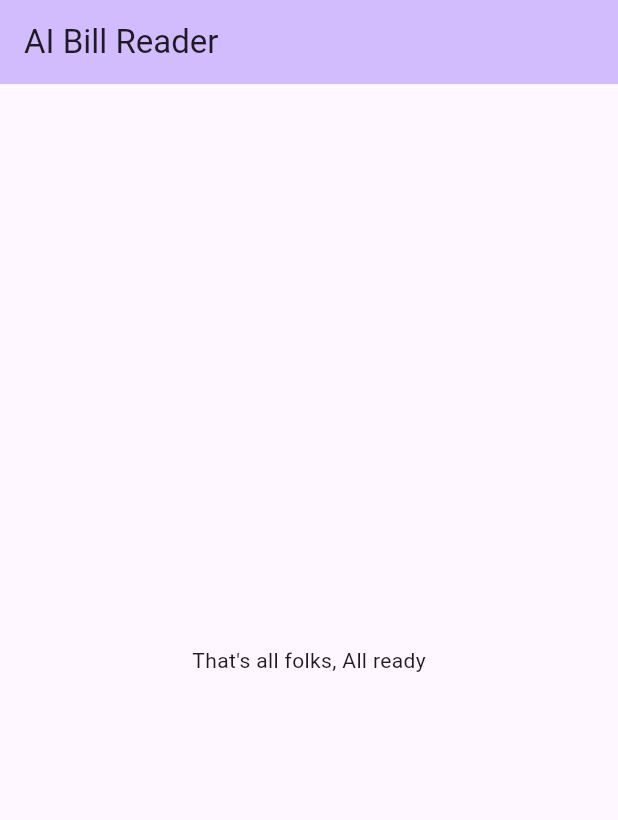
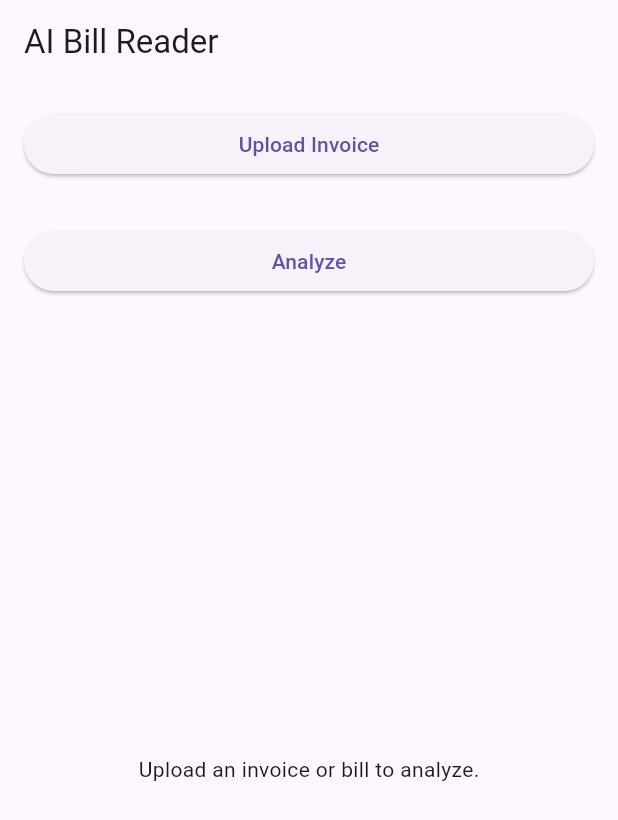
Before and after one commit to enigmaCoder/ai_bill_reader, a Flutter app: the screen it shows after launch, on a phone screen of 412 x 824 dp. Shown: the top 820 px of the screen. Run offline on Flutter 3.47's test engine with Material 3 defaults, Android fonts, the phone set to English and light mode, and no system bars; our stand-ins replace file_picker.

Commit message:
App Changes

```diff
--- a/lib/main.dart
+++ b/lib/main.dart
@@ -1,116 +1,128 @@
 import 'package:flutter/material.dart';
+import 'dart:convert';
+import 'package:http/http.dart' as http;
+import 'package:file_picker/file_picker.dart';
 
 void main() {
-  runApp(const MyApp());
+  runApp(MyApp());
 }
 
 class MyApp extends StatelessWidget {
-  const MyApp({super.key});
-
-  // This widget is the root of your application.
   @override
   Widget build(BuildContext context) {
     return MaterialApp(
-      title: 'Flutter Demo',
+      title: 'AI Bill Reader',
       theme: ThemeData(
-        // This is the theme of your application.
-        //
-        // TRY THIS: Try running your application with "flutter run". You'll see
-        // the application has a purple toolbar. Then, without quitting the app,
-        // try changing the seedColor in the colorScheme below to Colors.green
-        // and then invoke "hot reload" (save your changes or press the "hot
-        // reload" button in a Flutter-supported IDE, or press "r" if you used
-        // the command line to start the app).
-        //
-        // Notice that the counter didn't reset back to zero; the application
-        // state is not lost during the reload. To reset the state, use hot
-        // restart instead.
-        //
-        // This works for code too, not just values: Most code changes can be
-        // tested with just a hot reload.
-        colorScheme: ColorScheme.fromSeed(seedColor: Colors.deepPurple),
-        useMaterial3: true,
+        primarySwatch: Colors.blue,
       ),
-      home: const MyHomePage(title: 'AI Bill Reader'),
+      home: InvoiceAnalyzer(),
     );
   }
 }
 
-class MyHomePage extends StatefulWidget {
-  const MyHomePage({super.key, required this.title});
-
-  // This widget is the home page of your application. It is stateful, meaning
-  // that it has a State object (defined below) that contains fields that affect
-  // how it looks.
-
-  // This class is the configuration for the state. It holds the values (in this
-  // case the title) provided by the parent (in this case the App widget) and
-  // used by the build method of the State. Fields in a Widget subclass are
-  // always marked "final".
-
-  final String title;
-
+class InvoiceAnalyzer extends StatefulWidget {
   @override
-  State<MyHomePage> createState() => _MyHomePageState();
+  _InvoiceAnalyzerState createState() => _InvoiceAnalyzerState();
 }
 
-class _MyHomePageState extends State<MyHomePage> {
-  int _counter = 0;
+class _InvoiceAnalyzerState extends State<InvoiceAnalyzer> {
+  PlatformFile? selectedFile;
+  Map<String, dynamic>? extractedData;
+  bool isLoading = false;
 
-  void _incrementCounter() {
+  Future<void> pickFile() async {
+    final result = await FilePicker.platform.pickFiles(withData: true);
+    if (result != null && result.files.single.bytes != null) {
+      setState(() {
+        selectedFile = result.files.single;
+      });
+    }
+  }
+
+  Future<void> analyzeInvoice() async {
+    if (selectedFile == null) return;
+
     setState(() {
-      // This call to setState tells the Flutter framework that something has
-      // changed in this State, which causes it to rerun the build method below
-      // so that the display can reflect the updated values. If we changed
-      // _counter without calling setState(), then the build method would not be
-      // called again, and so nothing would appear to happen.
-      _counter++;
+      isLoading = true;
     });
+
+    try {
+      final uri = Uri.parse('https://api.openai.com/v1/images/analyze'); // Update with actual endpoint
+      final request = http.MultipartRequest('POST', uri)
+        ..headers['Authorization'] = 'Bearer YOUR_OPENAI_API_KEY'
+        ..files.add(http.MultipartFile.fromBytes('file', selectedFile!.bytes!, filename: selectedFile!.name));
+
+      final response = await request.send();
+      if (response.statusCode == 200) {
+        final responseData = await response.stream.bytesToString();
+        setState(() {
+          extractedData = json.decode(responseData);
+        });
+      } else {
+        showError('Failed to analyze the invoice. Please try again.');
+      }
+    } catch (e) {
+      showError('An error occurred: $e');
+    } finally {
+      setState(() {
+        isLoading = false;
+      });
+    }
+  }
+
+  void showError(String message) {
+    ScaffoldMessenger.of(context).showSnackBar(
+      SnackBar(content: Text(message)),
+    );
+  }
+
+  Widget displayExtractedData() {
+    if (extractedData == null) return Text('No data available.');
+
+    return ListView(
+      shrinkWrap: true,
+      children: extractedData!.entries.map((entry) {
+        return ListTile(
+          title: Text(entry.key),
+          subtitle: Text(entry.value.toString()),
+        );
+      }).toList(),
+    );
   }
 
   @override
   Widget build(BuildContext context) {
-    // This method is rerun every time setState is called, for instance as done
-    // by the _incrementCounter method above.
-    //
-    // The Flutter framework has been optimized to make rerunning build methods
-    // fast, so that you can just rebuild anything that needs updating rather
-    // than having to individually change instances of widgets.
     return Scaffold(
       appBar: AppBar(
-        // TRY THIS: Try changing the color here to a specific color (to
-        // Colors.amber, perhaps?) and trigger a hot reload to see the AppBar
-        // change color while the other colors stay the same.
-        backgroundColor: Theme.of(context).colorScheme.inversePrimary,
-        // Here we take the value from the MyHomePage object that was created by
-        // the App.build method, and use it to set our appbar title.
-        title: Text("AI Bill Reader"),
+        title: Text('AI Bill Reader'),
       ),
-      body: Center(
-        // Center is a layout widget. It takes a single child and positions it
-        // in the middle of the parent.
+      body: Padding(
+        padding: const EdgeInsets.all(16.0),
         child: Column(
-          // Column is also a layout widget. It takes a list of children and
-          // arranges them vertically. By default, it sizes itself to fit its
-          // children horizontally, and tries to be as tall as its parent.
-          //
-          // Column has various properties to control how it sizes itself and
-          // how it positions its children. Here we use mainAxisAlignment to
-          // center the children vertically; the main axis here is the vertical
-          // axis because Columns are vertical (the cross axis would be
-          // horizontal).
-          //
-          // TRY THIS: Invoke "debug painting" (choose the "Toggle Debug Paint"
-          // action in the IDE, or press "p" in the console), to see the
-          // wireframe for each widget.
-          mainAxisAlignment: MainAxisAlignment.center,
-          children: <Widget>[
-            const Text(
-              "That's all folks, All ready",
+          crossAxisAlignment: CrossAxisAlignment.stretch,
+          children: [
+            ElevatedButton(
+              onPressed: pickFile,
+              child: Text('Upload Invoice'),
+            ),
+            SizedBox(height: 10),
+            if (selectedFile != null) Text('Selected File: ${selectedFile!.name}'),
+            SizedBox(height: 20),
+            ElevatedButton(
+              onPressed: analyzeInvoice,
+              child: isLoading ? CircularProgressIndicator() : Text('Analyze'),
+            ),
+            SizedBox(height: 20),
+            Expanded(
+              child: extractedData != null
+                  ? displayExtractedData()
+                  : Center(
+                child: Text('Upload an invoice or bill to analyze.'),
+              ),
             ),
           ],
         ),
-      ), // This trailing comma makes auto-formatting nicer for build methods.
+      ),
     );
   }
 }
--- a/pubspec.yaml
+++ b/pubspec.yaml
@@ -30,6 +30,8 @@ environment:
 dependencies:
   flutter:
     sdk: flutter
+  http: ^1.2.2
+  file_picker: ^5.2.0
 
   # The following adds the Cupertino Icons font to your application.
   # Use with the CupertinoIcons class for iOS style icons.
```
Also changed, not shown: pubspec.lock.
